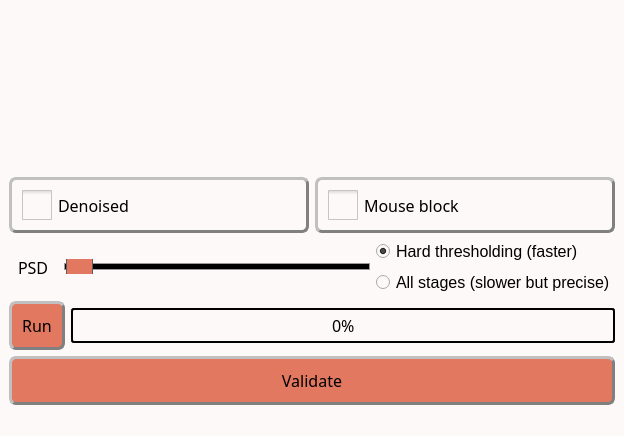
The window that inichord/BM3D.ui (Cyril-Langlois/iniCHORD) describes before a commit, drawn with Qt 5.
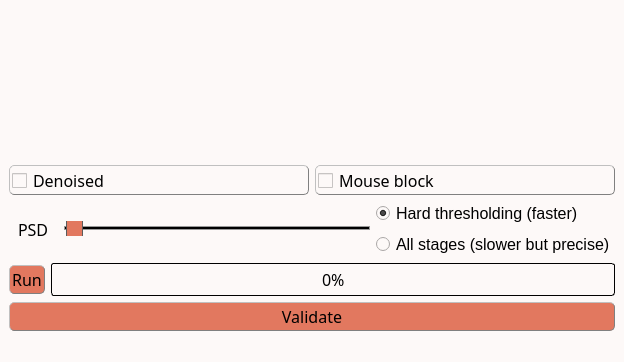
The same window after the commit. Icons and pictures are not drawn. Custom widgets are drawn as their Qt base class.

What changed in the file:
```diff
--- a/inichord/BM3D.ui
+++ b/inichord/BM3D.ui
@@ -7,7 +7,7 @@
     <x>0</x>
     <y>0</y>
     <width>623</width>
-    <height>436</height>
+    <height>358</height>
    </rect>
   </property>
   <property name="windowTitle">
@@ -37,8 +37,8 @@
 
 /* style des bordures 2 */
 QPushButton, QPushButton:hover, QCheckBox, QComboBox, QSpinBox  {
-	border-radius: 7px;
-	border-width: 3px;
+	border-radius: 5px;
+	border-width: 1px;
 	border-color: gray;
 }
 
@@ -49,15 +49,15 @@
 QComboBox, QTextEdit, QSpinBox {font: 10pt &quot;Noto Sans Cond&quot;}
 
 /* Padding 1 */
-QLabel, QComboBox, QComboBox::down-arrow, QSpinBox, QSpinBox::down-arrow, QSpinBox::up-arrow {padding : 2px;}
+QLabel, QComboBox, QComboBox::down-arrow, QSpinBox, QSpinBox::down-arrow, QSpinBox::up-arrow {padding : 1px;}
 
 /* Padding 2 */
-QPushButton, QPushButton:hover, QCheckBox {padding : 10px;}
+QPushButton, QPushButton:hover, QCheckBox {padding : 2px;}
 
 /* Gestion taille des QCheckBoxes */
 QCheckBox::indicator:unchecked, QCheckBox::indicator:unchecked:hover, QCheckBox::indicator:checked, QCheckBox::indicator:checked:hover  {
-	width :30px;
-	height : 30px;
+	width :15px;
+	height : 15px;
 }
 
 QLabel {
@@ -79,19 +79,19 @@
 
 QComboBox::drop-down:button{
 	border-radius: 4px;
-	border-width: 3px;
-	width: 36px;
+	border-width: 1px;
+	width: 30px;
 }
 
 QComboBox::down-arrow {
-	image : url(icons/Arrow_down.png);
-    width: 13px;
+	 image : url(icons/Arrow_down.png); 
+    width: 12px;
     height: 12px;
 }
 
 Line{
 	format: plain;
-	midLine-Width : 5px;
+	midLine-Width : 1px;
 }
 
 QFrame[height=&quot;3&quot;], QFrame[width=&quot;3&quot;] {background-color: #3A3939;}
@@ -100,7 +100,7 @@
 	background-color: rgb(255, 255, 255);
 	border-style: solid;
 	border-radius: 5px;
-	border-width: 2px;
+	border-width: 1px;
 	border-color: black;
 }
 
@@ -115,45 +115,45 @@
 
 QProgressBar {
 	text-align: center;
-	border: 2px solid black;
+	border: 1px solid black;
 	border-radius: 3px;
  }
 
  QProgressBar::chunk {
 	background-color: rgb(243, 98, 64);
-	width: 20px;
+	width: 15px;
 	margin : 0.5px;
  }
 
 QSpinBox::drop-down:button, QSpinBox::drop-up:button {
 	border-radius: 2px;
-	border-width: 3px;
+	border-width: 1px;
 	width: 36px;
 }
 
 QSpinBox::down-arrow {
 	image : url(icons/Arrow_down.png);
-    width: 26px;
-    height: 24px;
+    width: 24px;
+    height: 22px;
 }
 
 QSpinBox::up-arrow {
 	image : url(icons/Arrow_up.png);
-    width: 26px;
-    height: 24px;
+    width: 24px;
+    height: 22px;
 }
 
 QSlider::groove:horizontal {
     border: 1px solid #999999;
-    height: 5px; /* the groove expands to the size of the slider by default. by giving it a height, it has a fixed size */
+    height: 2px; /* the groove expands to the size of the slider by default. by giving it a height, it has a fixed size */
     background-color: rgb(0, 0, 0);
-    margin: 2px 0;
+    margin: 1px 0;
 }
 
 QSlider::handle:horizontal {
     border: 1px solid #5c5c5c;
-    width: 25px;
-    height: 40px;
+    width: 15px;
+    height: 30px;
     margin: -10px 0; /* handle is placed by default on the contents rect of the groove. Expand outside the groove */
     border-radius: 3px;
 }</string>
@@ -391,7 +391,7 @@
          <widget class="QPushButton" name="Validate_button">
           <property name="minimumSize">
            <size>
-            <width>116</width>
+            <width>96</width>
             <height>0</height>
            </size>
           </property>
```
